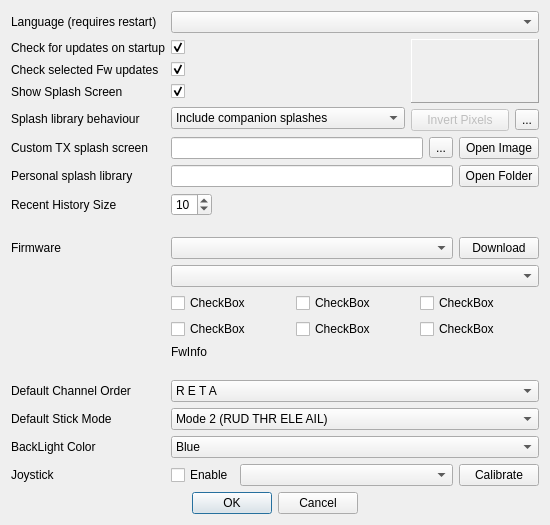
Old version of the form src/preferencesdialog.ui in the repository roberto1903/companion9x.
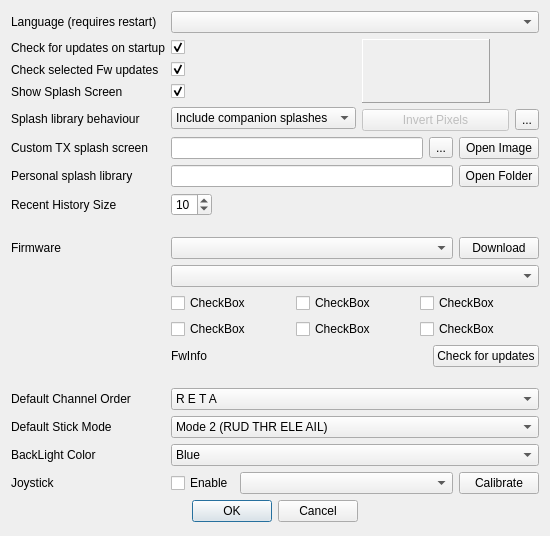
New version of the form. Icons and pictures are not drawn.

Commit message: Possibility to check for updates of selected firmware in preferences.

The edit to the form file:
```diff
--- a/src/preferencesdialog.ui
+++ b/src/preferencesdialog.ui
@@ -7,7 +7,7 @@
     <x>0</x>
     <y>0</y>
     <width>550</width>
-    <height>525</height>
+    <height>536</height>
    </rect>
   </property>
   <property name="sizePolicy">
@@ -29,8 +29,22 @@
    <iconset resource="companion9x.qrc">
     <normaloff>:/images/preferences.png</normaloff>:/images/preferences.png</iconset>
   </property>
-  <layout class="QGridLayout" name="gridLayout_4" columnstretch="0,0,0,1,0">
-   <item row="1" column="2">
+  <layout class="QGridLayout" name="gridLayout_4" columnstretch="0,1,1">
+   <item row="0" column="0">
+    <widget class="QLabel" name="label">
+     <property name="text">
+      <string>Language (requires restart)</string>
+     </property>
+    </widget>
+   </item>
+   <item row="1" column="0">
+    <widget class="QLabel" name="label_2">
+     <property name="text">
+      <string>Check for updates on startup</string>
+     </property>
+    </widget>
+   </item>
+   <item row="1" column="1">
     <widget class="QCheckBox" name="startupCheck_companion9x">
      <property name="text">
       <string/>
@@ -40,78 +54,241 @@
      </property>
     </widget>
    </item>
-   <item row="19" column="2" colspan="3">
-    <layout class="QHBoxLayout" name="horizontalLayout">
-     <item>
-      <widget class="QCheckBox" name="joystickChkB">
-       <property name="text">
-        <string>Enable</string>
-       </property>
-      </widget>
-     </item>
-     <item>
-      <widget class="QComboBox" name="joystickCB">
+   <item row="1" column="2" rowspan="4">
+    <layout class="QGridLayout" name="gridLayout_3">
+     <item row="0" column="0" colspan="2">
+      <widget class="QLabel" name="imageLabel">
        <property name="sizePolicy">
-        <sizepolicy hsizetype="MinimumExpanding" vsizetype="Fixed">
+        <sizepolicy hsizetype="Minimum" vsizetype="Minimum">
          <horstretch>0</horstretch>
          <verstretch>0</verstretch>
         </sizepolicy>
        </property>
+       <property name="minimumSize">
+        <size>
+         <width>128</width>
+         <height>64</height>
+        </size>
+       </property>
+       <property name="maximumSize">
+        <size>
+         <width>128</width>
+         <height>64</height>
+        </size>
+       </property>
+       <property name="frameShape">
+        <enum>QFrame::Panel</enum>
+       </property>
+       <property name="frameShadow">
+        <enum>QFrame::Raised</enum>
+       </property>
+       <property name="text">
+        <string/>
+       </property>
+       <property name="scaledContents">
+        <bool>true</bool>
+       </property>
       </widget>
      </item>
-     <item>
-      <widget class="QPushButton" name="joystickcalButton">
+     <item row="2" column="0">
+      <widget class="QPushButton" name="InvertPixels">
+       <property name="enabled">
+        <bool>false</bool>
+       </property>
        <property name="text">
-        <string>Calibrate</string>
+        <string>Invert Pixels</string>
        </property>
       </widget>
      </item>
-    </layout>
-   </item>
-   <item row="20" column="0" colspan="5">
-    <layout class="QHBoxLayout" name="horizontalLayout_3">
-     <item>
-      <spacer name="horizontalSpacer_3">
+     <item row="2" column="1">
+      <widget class="QToolButton" name="clearImageButton">
+       <property name="text">
+        <string>...</string>
+       </property>
+       <property name="icon">
+        <iconset resource="companion9x.qrc">
+         <normaloff>:/images/clear.png</normaloff>:/images/clear.png</iconset>
+       </property>
+      </widget>
+     </item>
+     <item row="1" column="0">
+      <spacer name="verticalSpacer_2">
        <property name="orientation">
-        <enum>Qt::Horizontal</enum>
+        <enum>Qt::Vertical</enum>
        </property>
        <property name="sizeHint" stdset="0">
         <size>
-         <width>40</width>
-         <height>20</height>
+         <width>20</width>
+         <height>40</height>
         </size>
        </property>
       </spacer>
      </item>
-     <item>
-      <widget class="QDialogButtonBox" name="buttonBox">
-       <property name="orientation">
-        <enum>Qt::Horizontal</enum>
-       </property>
-       <property name="standardButtons">
-        <set>QDialogButtonBox::Cancel|QDialogButtonBox::Ok</set>
-       </property>
-       <property name="centerButtons">
+    </layout>
+   </item>
+   <item row="2" column="0">
+    <widget class="QLabel" name="label_7">
+     <property name="text">
+      <string>Check selected Fw updates</string>
+     </property>
+    </widget>
+   </item>
+   <item row="2" column="1">
+    <widget class="QCheckBox" name="startupCheck_fw">
+     <property name="text">
+      <string/>
+     </property>
+     <property name="checked">
         <bool>true</bool>
        </property>
       </widget>
      </item>
+   <item row="3" column="0">
+    <widget class="QLabel" name="label_4">
+     <property name="text">
+      <string>Show Splash Screen</string>
+     </property>
+    </widget>
+   </item>
+   <item row="3" column="1">
+    <widget class="QCheckBox" name="showSplash">
+     <property name="text">
+      <string/>
+     </property>
+     <property name="checked">
+      <bool>true</bool>
+     </property>
+    </widget>
+   </item>
+   <item row="4" column="0">
+    <widget class="QLabel" name="label_10">
+     <property name="text">
+      <string>Splash library behaviour</string>
+     </property>
+    </widget>
+   </item>
+   <item row="4" column="1">
+    <widget class="QComboBox" name="splashincludeCB">
      <item>
-      <spacer name="horizontalSpacer_4">
+      <property name="text">
+       <string>Include companion splashes</string>
+      </property>
+     </item>
+     <item>
+      <property name="text">
+       <string>Only user defined splashes</string>
+      </property>
+     </item>
+    </widget>
+   </item>
+   <item row="5" column="0">
+    <widget class="QLabel" name="label_8">
+     <property name="text">
+      <string>Custom TX splash screen</string>
+     </property>
+    </widget>
+   </item>
+   <item row="6" column="0">
+    <widget class="QLabel" name="label_9">
+     <property name="text">
+      <string>Personal splash library</string>
+     </property>
+    </widget>
+   </item>
+   <item row="7" column="0">
+    <widget class="QLabel" name="label_5">
+     <property name="text">
+      <string>Recent History Size</string>
+     </property>
+    </widget>
+   </item>
+   <item row="7" column="1">
+    <widget class="QSpinBox" name="historySize">
+     <property name="sizePolicy">
+      <sizepolicy hsizetype="Maximum" vsizetype="Fixed">
+       <horstretch>40</horstretch>
+       <verstretch>0</verstretch>
+      </sizepolicy>
+     </property>
+     <property name="maximum">
+      <number>15</number>
+     </property>
+     <property name="value">
+      <number>10</number>
+     </property>
+    </widget>
+   </item>
+   <item row="8" column="1">
+    <spacer name="verticalSpacer_3">
        <property name="orientation">
-        <enum>Qt::Horizontal</enum>
-       </property>
+      <enum>Qt::Vertical</enum>
+     </property>
+     <property name="sizeType">
+      <enum>QSizePolicy::Fixed</enum>
+     </property>
        <property name="sizeHint" stdset="0">
         <size>
-         <width>40</width>
-         <height>20</height>
+       <width>20</width>
+       <height>15</height>
         </size>
        </property>
       </spacer>
      </item>
-    </layout>
+   <item row="9" column="0">
+    <widget class="QLabel" name="label_6">
+     <property name="text">
+      <string>Firmware</string>
+     </property>
+    </widget>
    </item>
-   <item row="5" column="2" colspan="3">
+   <item row="13" column="1">
+    <spacer name="verticalSpacer">
+     <property name="orientation">
+      <enum>Qt::Vertical</enum>
+     </property>
+     <property name="sizeType">
+      <enum>QSizePolicy::Fixed</enum>
+     </property>
+     <property name="sizeHint" stdset="0">
+      <size>
+       <width>20</width>
+       <height>15</height>
+      </size>
+     </property>
+    </spacer>
+   </item>
+   <item row="14" column="0">
+    <widget class="QLabel" name="label_13">
+     <property name="text">
+      <string>Default Channel Order</string>
+     </property>
+    </widget>
+   </item>
+   <item row="15" column="0">
+    <widget class="QLabel" name="label_14">
+     <property name="text">
+      <string>Default Stick Mode</string>
+     </property>
+    </widget>
+   </item>
+   <item row="16" column="0">
+    <widget class="QLabel" name="label_3">
+     <property name="text">
+      <string>BackLight Color</string>
+     </property>
+    </widget>
+   </item>
+   <item row="17" column="0">
+    <widget class="QLabel" name="label_11">
+     <property name="text">
+      <string>Joystick</string>
+     </property>
+    </widget>
+   </item>
+   <item row="0" column="1" colspan="2">
+    <widget class="QComboBox" name="locale_QB"/>
+   </item>
+   <item row="5" column="1" colspan="2">
     <layout class="QHBoxLayout" name="horizontalLayout_2">
      <item>
       <widget class="QLineEdit" name="SplashFileName">
@@ -149,63 +326,54 @@
      </item>
     </layout>
    </item>
-   <item row="18" column="2" colspan="3">
-    <widget class="QComboBox" name="backLightColor">
-     <item>
-      <property name="text">
-       <string>Blue</string>
-      </property>
-     </item>
-     <item>
-      <property name="text">
-       <string>Green</string>
-      </property>
+   <item row="6" column="1" colspan="2">
+    <layout class="QGridLayout" name="gridLayout_2">
+     <item row="0" column="0">
+      <widget class="QLineEdit" name="libraryPath">
+       <property name="enabled">
+        <bool>true</bool>
+       </property>
+       <property name="readOnly">
+        <bool>true</bool>
+       </property>
+      </widget>
      </item>
-     <item>
+     <item row="0" column="1">
+      <widget class="QPushButton" name="libraryPathButton">
       <property name="text">
-       <string>Red</string>
-      </property>
+        <string>Open Folder</string>
+       </property>
+      </widget>
      </item>
-     <item>
-      <property name="text">
-       <string>Orange</string>
-      </property>
+    </layout>
+   </item>
+   <item row="9" column="1" colspan="2">
+    <layout class="QHBoxLayout" name="horizontalLayout_4">
+     <property name="sizeConstraint">
+      <enum>QLayout::SetMaximumSize</enum>
+     </property>
+     <item>
+      <widget class="QComboBox" name="downloadVerCB"/>
      </item>
      <item>
-      <property name="text">
-       <string>Yellow</string>
-      </property>
-     </item>
-    </widget>
-   </item>
-   <item row="0" column="2" colspan="3">
-    <widget class="QComboBox" name="locale_QB"/>
-   </item>
-   <item row="18" column="0" colspan="2">
-    <widget class="QLabel" name="label_3">
+      <widget class="QPushButton" name="fw_dnld">
+       <property name="sizePolicy">
+        <sizepolicy hsizetype="Fixed" vsizetype="Fixed">
+         <horstretch>0</horstretch>
+         <verstretch>0</verstretch>
+        </sizepolicy>
+       </property>
      <property name="text">
-      <string>BackLight Color</string>
+        <string>Download</string>
      </property>
     </widget>
    </item>
-   <item row="3" column="2">
-    <widget class="QCheckBox" name="showSplash">
-     <property name="text">
-      <string/>
-     </property>
-     <property name="checked">
-      <bool>true</bool>
-     </property>
-    </widget>
+    </layout>
    </item>
-   <item row="6" column="0" colspan="2">
-    <widget class="QLabel" name="label_9">
-     <property name="text">
-      <string>Personal splash library</string>
-     </property>
-    </widget>
+   <item row="10" column="1" colspan="2">
+    <widget class="QComboBox" name="langCombo"/>
    </item>
-   <item row="11" column="2" colspan="3">
+   <item row="11" column="1" colspan="2">
     <layout class="QGridLayout" name="gridLayout">
      <property name="sizeConstraint">
       <enum>QLayout::SetMaximumSize</enum>
@@ -272,88 +440,31 @@
      </item>
     </layout>
    </item>
-   <item row="3" column="0" colspan="2">
-    <widget class="QLabel" name="label_4">
-     <property name="text">
-      <string>Show Splash Screen</string>
-     </property>
-    </widget>
-   </item>
-   <item row="1" column="0" colspan="2">
-    <widget class="QLabel" name="label_2">
-     <property name="text">
-      <string>Check for updates on startup</string>
-     </property>
-    </widget>
-   </item>
-   <item row="19" column="0">
-    <widget class="QLabel" name="label_11">
-     <property name="text">
-      <string>Joystick</string>
-     </property>
-    </widget>
-   </item>
-   <item row="2" column="0" colspan="2">
-    <widget class="QLabel" name="label_7">
-     <property name="text">
-      <string>Check selected Fw updates</string>
-     </property>
-    </widget>
-   </item>
-   <item row="9" column="2" colspan="3">
-    <layout class="QHBoxLayout" name="horizontalLayout_4">
-     <property name="sizeConstraint">
-      <enum>QLayout::SetMaximumSize</enum>
-     </property>
+   <item row="12" column="1" colspan="2">
+    <layout class="QHBoxLayout" name="horizontalLayout_5">
      <item>
-      <widget class="QComboBox" name="downloadVerCB"/>
-     </item>
-     <item>
-      <widget class="QPushButton" name="fw_dnld">
+      <widget class="QLabel" name="FwInfo">
        <property name="sizePolicy">
-        <sizepolicy hsizetype="Fixed" vsizetype="Fixed">
+        <sizepolicy hsizetype="Expanding" vsizetype="Preferred">
          <horstretch>0</horstretch>
          <verstretch>0</verstretch>
         </sizepolicy>
        </property>
        <property name="text">
-        <string>Download</string>
+        <string>FwInfo</string>
+       </property>
+      </widget>
+     </item>
+     <item>
+      <widget class="QPushButton" name="checkFWUpdates">
+       <property name="text">
+        <string>Check for updates</string>
        </property>
       </widget>
      </item>
     </layout>
    </item>
-   <item row="4" column="2" colspan="2">
-    <widget class="QComboBox" name="splashincludeCB">
-     <item>
-      <property name="text">
-       <string>Include companion splashes</string>
-      </property>
-     </item>
-     <item>
-      <property name="text">
-       <string>Only user defined splashes</string>
-      </property>
-     </item>
-    </widget>
-   </item>
-   <item row="7" column="2">
-    <widget class="QSpinBox" name="historySize">
-     <property name="sizePolicy">
-      <sizepolicy hsizetype="Maximum" vsizetype="Fixed">
-       <horstretch>40</horstretch>
-       <verstretch>0</verstretch>
-      </sizepolicy>
-     </property>
-     <property name="maximum">
-      <number>15</number>
-     </property>
-     <property name="value">
-      <number>10</number>
-     </property>
-    </widget>
-   </item>
-   <item row="16" column="2" colspan="3">
+   <item row="14" column="1" colspan="2">
     <widget class="QComboBox" name="channelorderCB">
      <property name="whatsThis">
       <string>Channel order
@@ -485,137 +596,7 @@
      </item>
     </widget>
    </item>
-   <item row="4" column="0" colspan="2">
-    <widget class="QLabel" name="label_10">
-     <property name="text">
-      <string>Splash library behaviour</string>
-     </property>
-    </widget>
-   </item>
-   <item row="8" column="2">
-    <spacer name="verticalSpacer_3">
-     <property name="orientation">
-      <enum>Qt::Vertical</enum>
-     </property>
-     <property name="sizeType">
-      <enum>QSizePolicy::Fixed</enum>
-     </property>
-     <property name="sizeHint" stdset="0">
-      <size>
-       <width>20</width>
-       <height>15</height>
-      </size>
-     </property>
-    </spacer>
-   </item>
-   <item row="0" column="0" colspan="2">
-    <widget class="QLabel" name="label">
-     <property name="text">
-      <string>Language (requires restart)</string>
-     </property>
-    </widget>
-   </item>
-   <item row="17" column="0" colspan="2">
-    <widget class="QLabel" name="label_14">
-     <property name="text">
-      <string>Default Stick Mode</string>
-     </property>
-    </widget>
-   </item>
-   <item row="1" column="4" rowspan="4">
-    <layout class="QGridLayout" name="gridLayout_3">
-     <item row="0" column="0" colspan="2">
-      <widget class="QLabel" name="imageLabel">
-       <property name="sizePolicy">
-        <sizepolicy hsizetype="Minimum" vsizetype="Minimum">
-         <horstretch>0</horstretch>
-         <verstretch>0</verstretch>
-        </sizepolicy>
-       </property>
-       <property name="minimumSize">
-        <size>
-         <width>128</width>
-         <height>64</height>
-        </size>
-       </property>
-       <property name="maximumSize">
-        <size>
-         <width>128</width>
-         <height>64</height>
-        </size>
-       </property>
-       <property name="frameShape">
-        <enum>QFrame::Panel</enum>
-       </property>
-       <property name="frameShadow">
-        <enum>QFrame::Raised</enum>
-       </property>
-       <property name="text">
-        <string/>
-       </property>
-       <property name="scaledContents">
-        <bool>true</bool>
-       </property>
-      </widget>
-     </item>
-     <item row="2" column="0">
-      <widget class="QPushButton" name="InvertPixels">
-       <property name="enabled">
-        <bool>false</bool>
-       </property>
-       <property name="text">
-        <string>Invert Pixels</string>
-       </property>
-      </widget>
-     </item>
-     <item row="2" column="1">
-      <widget class="QToolButton" name="clearImageButton">
-       <property name="text">
-        <string>...</string>
-       </property>
-       <property name="icon">
-        <iconset resource="companion9x.qrc">
-         <normaloff>:/images/clear.png</normaloff>:/images/clear.png</iconset>
-       </property>
-      </widget>
-     </item>
-     <item row="1" column="0">
-      <spacer name="verticalSpacer_2">
-       <property name="orientation">
-        <enum>Qt::Vertical</enum>
-       </property>
-       <property name="sizeHint" stdset="0">
-        <size>
-         <width>20</width>
-         <height>40</height>
-        </size>
-       </property>
-      </spacer>
-     </item>
-    </layout>
-   </item>
-   <item row="6" column="2" colspan="3">
-    <layout class="QGridLayout" name="gridLayout_2">
-     <item row="0" column="0">
-      <widget class="QLineEdit" name="libraryPath">
-       <property name="enabled">
-        <bool>true</bool>
-       </property>
-       <property name="readOnly">
-        <bool>true</bool>
-       </property>
-      </widget>
-     </item>
-     <item row="0" column="1">
-      <widget class="QPushButton" name="libraryPathButton">
-       <property name="text">
-        <string>Open Folder</string>
-       </property>
-      </widget>
-     </item>
-    </layout>
-   </item>
-   <item row="17" column="2" colspan="3">
+   <item row="15" column="1" colspan="2">
     <widget class="QComboBox" name="stickmodeCB">
      <property name="whatsThis">
       <string>Mode selection:
@@ -663,69 +644,105 @@
      </item>
     </widget>
    </item>
-   <item row="10" column="2" colspan="3">
-    <widget class="QComboBox" name="langCombo"/>
-   </item>
-   <item row="16" column="0" colspan="2">
-    <widget class="QLabel" name="label_13">
+   <item row="16" column="1" colspan="2">
+    <widget class="QComboBox" name="backLightColor">
+     <item>
+      <property name="text">
+       <string>Blue</string>
+      </property>
+     </item>
+     <item>
      <property name="text">
-      <string>Default Channel Order</string>
-     </property>
-    </widget>
-   </item>
-   <item row="9" column="0">
-    <widget class="QLabel" name="label_6">
+       <string>Green</string>
+      </property>
+     </item>
+     <item>
      <property name="text">
-      <string>Firmware</string>
-     </property>
-    </widget>
-   </item>
-   <item row="5" column="0" colspan="2">
-    <widget class="QLabel" name="label_8">
+       <string>Red</string>
+      </property>
+     </item>
+     <item>
      <property name="text">
-      <string>Custom TX splash screen</string>
-     </property>
+       <string>Orange</string>
+      </property>
+     </item>
+     <item>
+      <property name="text">
+       <string>Yellow</string>
+      </property>
+     </item>
     </widget>
    </item>
-   <item row="7" column="0" colspan="2">
-    <widget class="QLabel" name="label_5">
+   <item row="17" column="1" colspan="2">
+    <layout class="QHBoxLayout" name="horizontalLayout">
+     <item>
+      <widget class="QCheckBox" name="joystickChkB">
      <property name="text">
-      <string>Recent History Size</string>
+        <string>Enable</string>
      </property>
     </widget>
    </item>
-   <item row="2" column="2">
-    <widget class="QCheckBox" name="startupCheck_fw">
+     <item>
+      <widget class="QComboBox" name="joystickCB">
+       <property name="sizePolicy">
+        <sizepolicy hsizetype="MinimumExpanding" vsizetype="Fixed">
+         <horstretch>0</horstretch>
+         <verstretch>0</verstretch>
+        </sizepolicy>
+       </property>
+      </widget>
+     </item>
+     <item>
+      <widget class="QPushButton" name="joystickcalButton">
      <property name="text">
-      <string/>
-     </property>
-     <property name="checked">
+        <string>Calibrate</string>
+       </property>
+      </widget>
+     </item>
+    </layout>
+   </item>
+   <item row="18" column="0" colspan="3">
+    <layout class="QHBoxLayout" name="horizontalLayout_3">
+     <item>
+      <spacer name="horizontalSpacer_3">
+       <property name="orientation">
+        <enum>Qt::Horizontal</enum>
+       </property>
+       <property name="sizeHint" stdset="0">
+        <size>
+         <width>40</width>
+         <height>20</height>
+        </size>
+       </property>
+      </spacer>
+     </item>
+     <item>
+      <widget class="QDialogButtonBox" name="buttonBox">
+       <property name="orientation">
+        <enum>Qt::Horizontal</enum>
+       </property>
+       <property name="standardButtons">
+        <set>QDialogButtonBox::Cancel|QDialogButtonBox::Ok</set>
+       </property>
+       <property name="centerButtons">
       <bool>true</bool>
      </property>
     </widget>
    </item>
-   <item row="14" column="2">
-    <spacer name="verticalSpacer">
+     <item>
+      <spacer name="horizontalSpacer_4">
      <property name="orientation">
-      <enum>Qt::Vertical</enum>
-     </property>
-     <property name="sizeType">
-      <enum>QSizePolicy::Fixed</enum>
+        <enum>Qt::Horizontal</enum>
      </property>
      <property name="sizeHint" stdset="0">
       <size>
-       <width>20</width>
-       <height>15</height>
+         <width>40</width>
+         <height>20</height>
       </size>
      </property>
     </spacer>
    </item>
-   <item row="13" column="2">
-    <widget class="QLabel" name="FwInfo">
-     <property name="text">
-      <string>FwInfo</string>
-     </property>
-    </widget>
+    </layout>
    </item>
   </layout>
   <zorder>label_2</zorder>
@@ -752,6 +769,7 @@
   <zorder>label_6</zorder>
   <zorder>langCombo</zorder>
   <zorder>FwInfo</zorder>
+  <zorder>checkFWUpdates</zorder>
  </widget>
  <resources>
   <include location="companion9x.qrc"/>
```
Lines whose indentation alone changed are shown as unchanged. The commit also changes 2 other files.
